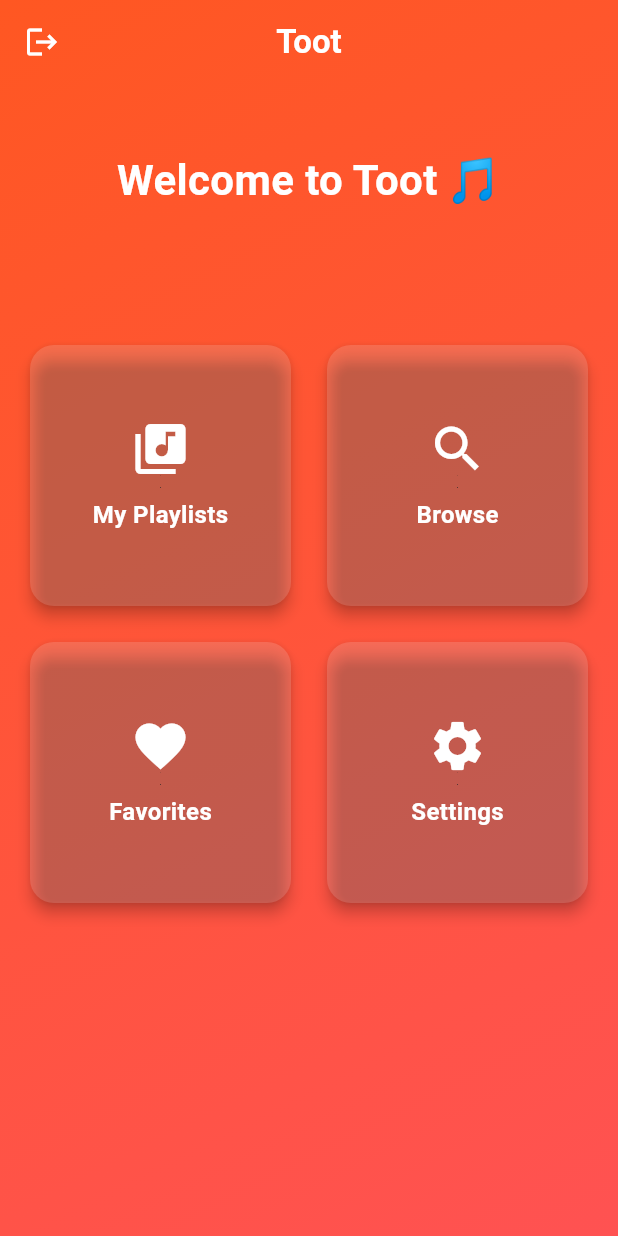
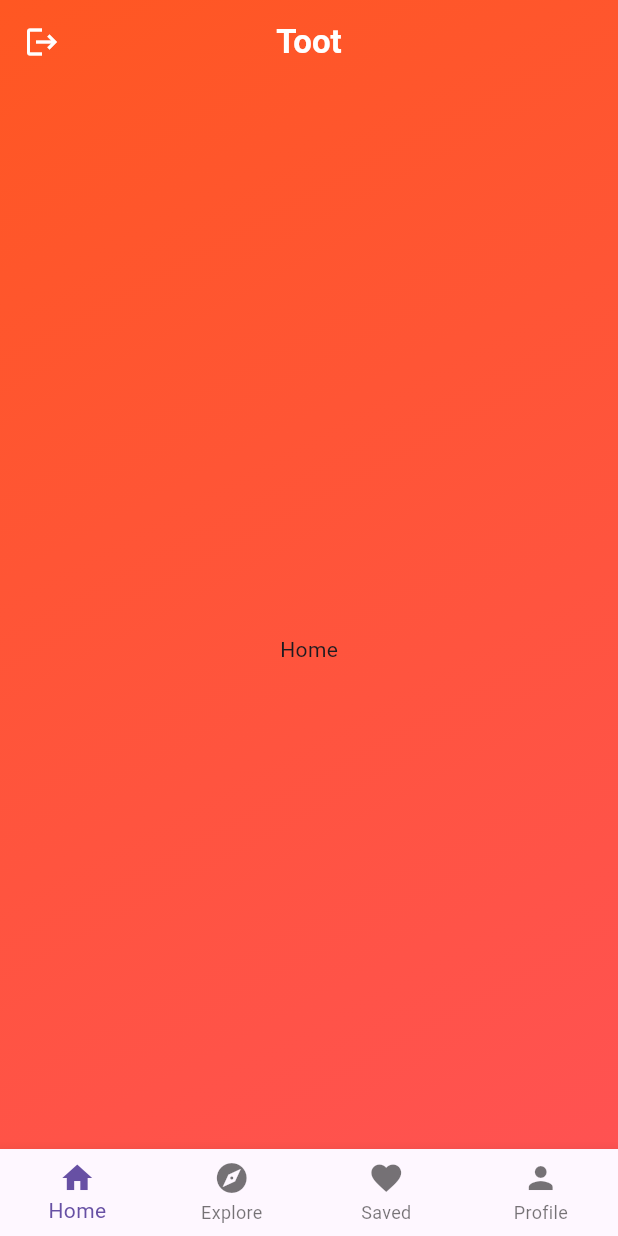
Before and after one commit to aIchchuk/music-streaming-app, a Flutter app: the DashboardScreenView screen opened directly, on a phone screen of 412 x 824 dp. Run offline on Flutter 3.47's test engine with Material 3 defaults, Android fonts, the phone set to English and light mode, and no system bars.

Commit message:
Your commit message

```diff
--- a/lib/View/dashboard_screen_view.dart
+++ b/lib/View/dashboard_screen_view.dart
@@ -1,18 +1,35 @@
 import 'package:flutter/material.dart';
+import 'package:batch_34a/bottom_navigation_screen/explore.dart';
+import 'package:batch_34a/bottom_navigation_screen/home.dart';
+import 'package:batch_34a/bottom_navigation_screen/profile.dart';
+import 'package:batch_34a/bottom_navigation_screen/saved.dart';
 import 'login_screen_view.dart';
 
-class DashboardScreenView extends StatelessWidget {
+class DashboardScreenView extends StatefulWidget {
   const DashboardScreenView({super.key});
 
   @override
+  State<DashboardScreenView> createState() => _DashboardScreenViewState();
+}
+
+class _DashboardScreenViewState extends State<DashboardScreenView> {
+  int _selectedIndex = 0;
+
+  final List<Widget> _screens = [
+    const HomeScreen(),
+    const ExploreScreen(),
+    const SavedScreen(),
+    const ProfileScreen(),
+  ];
+
+  void _onItemTapped(int index) {
+    setState(() {
+      _selectedIndex = index;
+    });
+  }
+
+  @override
   Widget build(BuildContext context) {
-    final List<_DashboardButton> buttons = [
-      _DashboardButton(icon: Icons.library_music, label: 'My Playlists'),
-      _DashboardButton(icon: Icons.search, label: 'Browse'),
-      _DashboardButton(icon: Icons.favorite, label: 'Favorites'),
-      _DashboardButton(icon: Icons.settings, label: 'Settings'),
-    ];
-
     return Scaffold(
       appBar: AppBar(
         backgroundColor: Colors.transparent,
@@ -26,8 +43,22 @@ class DashboardScreenView extends StatelessWidget {
             );
           },
         ),
-        title: const Text('Toot', style: TextStyle(color: Colors.white, fontWeight: FontWeight.bold)),
+        title: const Text(
+          'Toot',
+          style: TextStyle(color: Colors.white, fontWeight: FontWeight.bold),
+        ),
         centerTitle: true,
+      ),
+      bottomNavigationBar: BottomNavigationBar(
+        type: BottomNavigationBarType.fixed,
+        items: const [
+          BottomNavigationBarItem(icon: Icon(Icons.home), label: 'Home'),
+          BottomNavigationBarItem(icon: Icon(Icons.explore), label: 'Explore'),
+          BottomNavigationBarItem(icon: Icon(Icons.favorite), label: 'Saved'),
+          BottomNavigationBarItem(icon: Icon(Icons.person), label: 'Profile'),
+        ],
+        currentIndex: _selectedIndex,
+        onTap: _onItemTapped,
       ),
       extendBodyBehindAppBar: true,
       body: Container(
@@ -39,59 +70,9 @@ class DashboardScreenView extends StatelessWidget {
             end: Alignment.bottomRight,
           ),
         ),
-        padding: const EdgeInsets.fromLTRB(16, 100, 16, 16),
-        child: Column(
-          children: [
-            const Text(
-              'Welcome to Toot 🎵',
-              style: TextStyle(fontSize: 28, fontWeight: FontWeight.bold, color: Colors.white),
-            ),
-            const SizedBox(height: 30),
-            Expanded(
-              child: GridView.count(
-                crossAxisCount: 2,
-                mainAxisSpacing: 16,
-                crossAxisSpacing: 16,
-                children: buttons.map((btn) => _buildDashboardButton(btn)).toList(),
-              ),
-            ),
-          ],
-        ),
-      ),
-    );
-  }
-
-  Widget _buildDashboardButton(_DashboardButton button) {
-    return Card(
-      elevation: 4,
-      shape: RoundedRectangleBorder(borderRadius: BorderRadius.circular(16)),
-      color: Colors.white.withOpacity(0.15),
-      child: InkWell(
-        borderRadius: BorderRadius.circular(16),
-        onTap: () {
-          // Implement navigation or action
-        },
-        child: Center(
-          child: Column(
-            mainAxisSize: MainAxisSize.min,
-            children: [
-              Icon(button.icon, size: 40, color: Colors.white),
-              const SizedBox(height: 12),
-              Text(
-                button.label,
-                style: const TextStyle(color: Colors.white, fontSize: 16, fontWeight: FontWeight.w600),
-              ),
-            ],
-          ),
-        ),
+        padding: const EdgeInsets.only(top: 100),
+        child: _screens[_selectedIndex],
       ),
     );
   }
 }
-
-class _DashboardButton {
-  final IconData icon;
-  final String label;
-
-  _DashboardButton({required this.icon, required this.label});
-}
--- a/lib/View/login_screen_view.dart
+++ b/lib/View/login_screen_view.dart
@@ -124,6 +124,7 @@ class _LoginScreenState extends State<LoginScreenView> {
     required TextEditingController controller,
     required String hint,
     bool obscure = false,
+
     String? Function(String?)? validator,
   }) {
     return TextFormField(
--- a/lib/View/register_screen_view.dart
+++ b/lib/View/register_screen_view.dart
@@ -14,6 +14,9 @@ class _RegisterScreenState extends State<RegisterScreenView> {
   final TextEditingController _emailController = TextEditingController();
   final TextEditingController _passwordController = TextEditingController();
 
+  final TextEditingController _phonenoController = TextEditingController();
+
+
   @override
   void initState() {
     super.initState();
@@ -23,6 +26,7 @@ class _RegisterScreenState extends State<RegisterScreenView> {
   }
 
   @override
+
   void dispose() {
     _nameFocusNode.dispose();
     _nameController.dispose();
--- a/lib/app.dart
+++ b/lib/app.dart
@@ -1,3 +1,5 @@
+
+
 
 
 import 'View/splashscreen_view.dart';
--- /dev/null
+++ b/lib/bottom_navigation_screen/home.dart
@@ -0,0 +1,15 @@
+import 'package:flutter/material.dart';
+
+class HomeScreen extends StatefulWidget {
+  const HomeScreen({super.key});
+
+  @override
+  State<HomeScreen> createState() => _HomeScreenState();
+}
+
+class _HomeScreenState extends State<HomeScreen> {
+  @override
+  Widget build(BuildContext context) {
+    return const Center(child: Text('Home'));
+  }
+}
```
Also changed, not shown: lib/View/new_view.dart (added, +19 -0 lines), lib/bottom_navigation_screen/explore.dart (added, +15 -0 lines), lib/bottom_navigation_screen/profile.dart (added, +15 -0 lines), lib/bottom_navigation_screen/saved.dart (added, +15 -0 lines).
